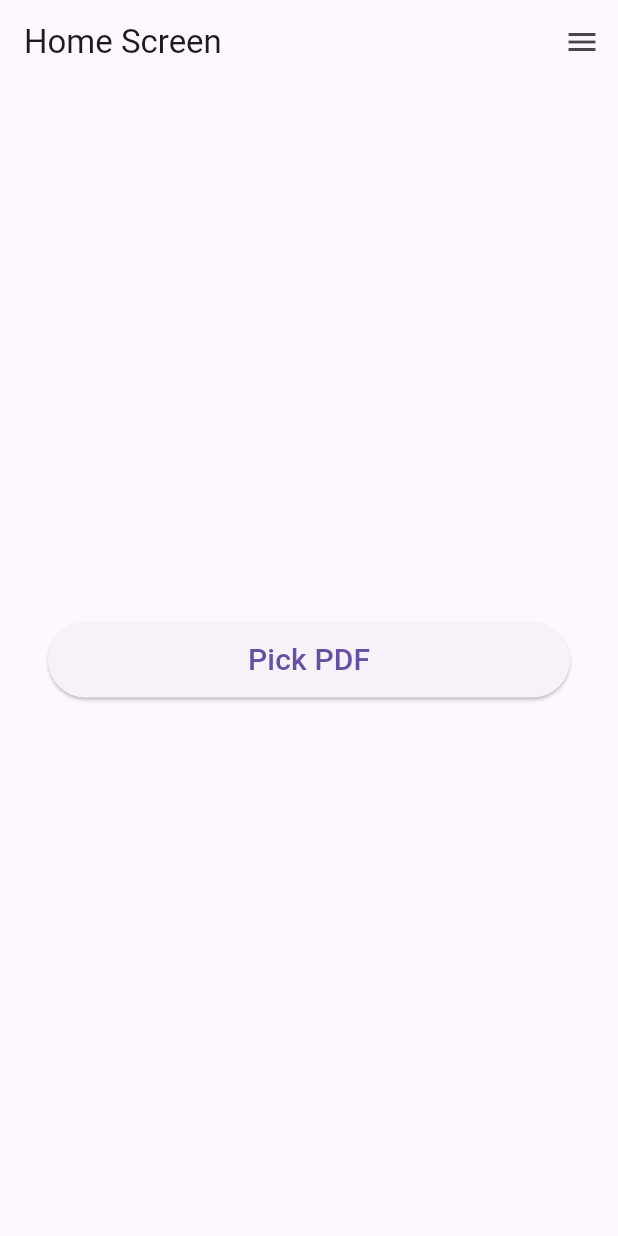
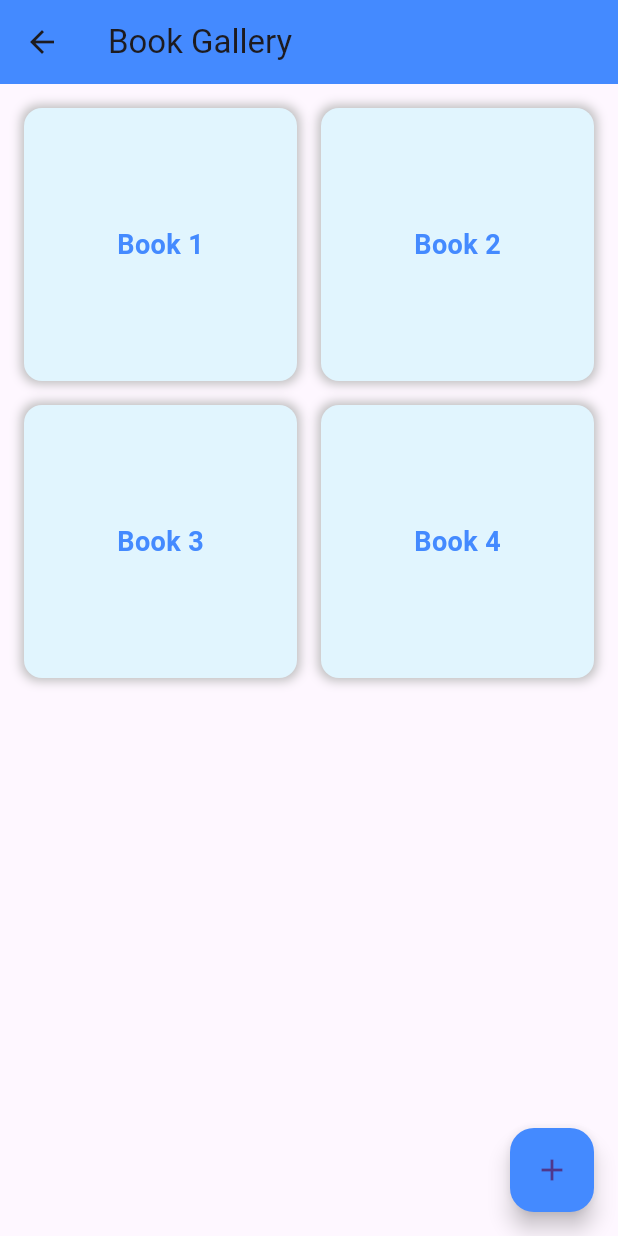
Before and after one commit to MouhebGhabri/avl_flutter, a Flutter app: the screen it shows after launch, on a phone screen of 412 x 824 dp. Run offline on Flutter 3.47's test engine with Material 3 defaults, Android fonts, the phone set to English and light mode, and no system bars; our stand-ins replace file_picker, shared_preferences; missing offline and left inert: flutter_pdfview, syncfusion_flutter_pdfviewer.

Commit message:
add bookslist

```diff
--- /dev/null
+++ b/lib/books_list.dart
@@ -0,0 +1,130 @@
+import 'package:flutter/material.dart';
+
+
+
+class BooksList extends StatelessWidget {
+  @override
+  Widget build(BuildContext context) {
+    return Scaffold(
+      appBar: AppBar(
+        title: Text('Book Gallery'),
+        backgroundColor: Colors.blueAccent,
+      ),
+      body: Padding(
+        padding: const EdgeInsets.all(16.0),
+        child: GridView.builder(
+          gridDelegate: SliverGridDelegateWithFixedCrossAxisCount(
+            crossAxisCount: 2, // Number of items per row
+            crossAxisSpacing: 16.0,
+            mainAxisSpacing: 16.0,
+          ),
+          itemCount: 4, // Total number of books
+          itemBuilder: (context, index) {
+            return Container(
+              decoration: BoxDecoration(
+                color: Colors.lightBlue.shade50,
+                borderRadius: BorderRadius.circular(12.0),
+                boxShadow: [
+                  BoxShadow(
+                    color: Colors.grey.shade400,
+                    blurRadius: 5,
+                    spreadRadius: 2,
+                  ),
+                ],
+              ),
+              child: Center(
+                child: Text(
+                  'Book ${index + 1}',
+                  style: TextStyle(
+                    fontSize: 18,
+                    fontWeight: FontWeight.bold,
+                    color: Colors.blueAccent,
+                  ),
+                ),
+              ),
+            );
+          },
+        ),
+      ),
+      floatingActionButton: FloatingActionButton(
+        onPressed: () {
+          // Show the popup dialog
+          showDialog(
+            context: context,
+            builder: (context) => FileDialog(),
+          );
+        },
+        backgroundColor: Colors.blueAccent,
+        child: Icon(Icons.add),
+      ),
+    );
+  }
+}
+
+// Custom Popup Dialog Widget
+class FileDialog extends StatefulWidget {
+  @override
+  _FileDialogState createState() => _FileDialogState();
+}
+
+class _FileDialogState extends State<FileDialog> {
+  final TextEditingController _fileNameController = TextEditingController();
+
+  @override
+  Widget build(BuildContext context) {
+    return AlertDialog(
+      title: Text('Import File'),
+      content: Column(
+        mainAxisSize: MainAxisSize.min,
+        children: [
+          ElevatedButton.icon(
+            onPressed: () {
+              // Implement file import logic here
+              print("Import file button clicked");
+            },
+            icon: Icon(Icons.upload_file),
+            label: Text('Choose File'),
+            style: ElevatedButton.styleFrom(
+              backgroundColor: Colors.blueAccent,
+            ),
+          ),
+          SizedBox(height: 16),
+          TextField(
+            controller: _fileNameController,
+            decoration: InputDecoration(
+              labelText: 'File Name',
+              border: OutlineInputBorder(),
+            ),
+          ),
+        ],
+      ),
+      actions: [
+        TextButton(
+          onPressed: () {
+            Navigator.pop(context); // Close the dialog
+          },
+          child: Text('Cancel'),
+        ),
+        ElevatedButton(
+          onPressed: () {
+            // Handle file name submission logic
+            String fileName = _fileNameController.text;
+            if (fileName.isNotEmpty) {
+              print("File Name: $fileName");
+              Navigator.pop(context);
+            } else {
+              // Show a simple error if the file name is empty
+              ScaffoldMessenger.of(context).showSnackBar(
+                SnackBar(content: Text('Please enter a file name')),
+              );
+            }
+          },
+          child: Text('Submit'),
+          style: ElevatedButton.styleFrom(
+            backgroundColor: Colors.blueAccent,
+          ),
+        ),
+      ],
+    );
+  }
+}
--- a/lib/main.dart
+++ b/lib/main.dart
@@ -2,6 +2,7 @@ import 'package:avl_flutter/Home_Screen.dart';
 import 'package:avl_flutter/LoginPage.dart';
 import 'package:avl_flutter/SignupPage.dart';
 import 'package:avl_flutter/ProfilePage.dart';
+import 'package:avl_flutter/books_list.dart';
 import 'package:flutter/material.dart';
 
 void main() {
@@ -13,13 +14,14 @@ class MyApp extends StatelessWidget {
   Widget build(BuildContext context) {
     return MaterialApp(
         debugShowCheckedModeBanner: false,
-        initialRoute: '/HomeScreen', // Set the initial route
+        initialRoute: '/booksList', // Set the initial route
         routes: {
           '/': (context) => LoginPage(), // Change this to your initial screen
           '/profile': (context) => ProfilePage(),
           '/login': (context) => LoginPage(),
           '/signup': (context) => SignupPage(),
           '/HomeScreen': (context) => HomeScreen(),
+          '/booksList':(context) => BooksList(),
         });
   }
 }
```
